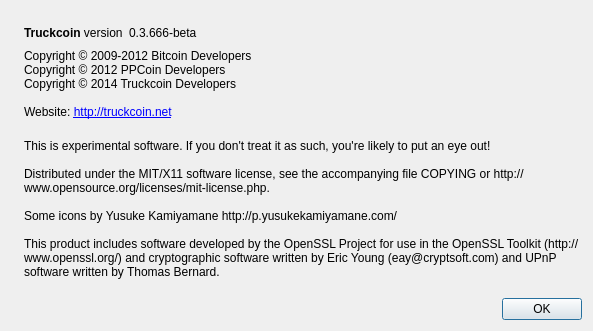
Before: the Qt Designer form src/qt/forms/aboutdialog.ui in truckit/Truckcoin, drawn with Qt 5.
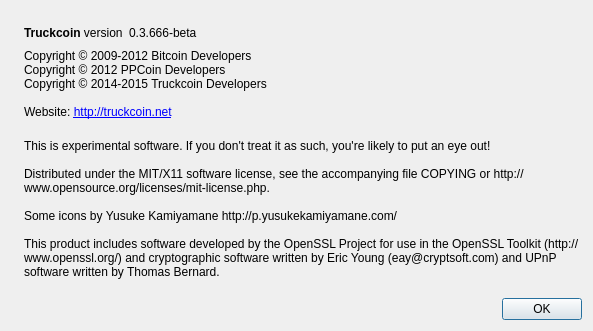
After: the same form once the commit is applied. Icons and pictures are not drawn.

Commit message: MIN_PEER_PROTO_VERSION post-fork cleanup, copyright year

The edit to the form file:
```diff
--- a/src/qt/forms/aboutdialog.ui
+++ b/src/qt/forms/aboutdialog.ui
@@ -94,7 +94,7 @@
         <string>
 Copyright © 2009-2012 Bitcoin Developers&lt;br/&gt;
 Copyright © 2012 PPCoin Developers&lt;br/&gt;
-Copyright © 2014 Truckcoin Developers&lt;br/&gt;&lt;br/&gt;
+Copyright © 2014-2015 Truckcoin Developers&lt;br/&gt;&lt;br/&gt;
 Website: &lt;a href=&quot;http://truckcoin.net&quot;&gt;http://truckcoin.net&lt;/a&gt;
        </string>
        </property>
```
The commit also changes 4 other files.
